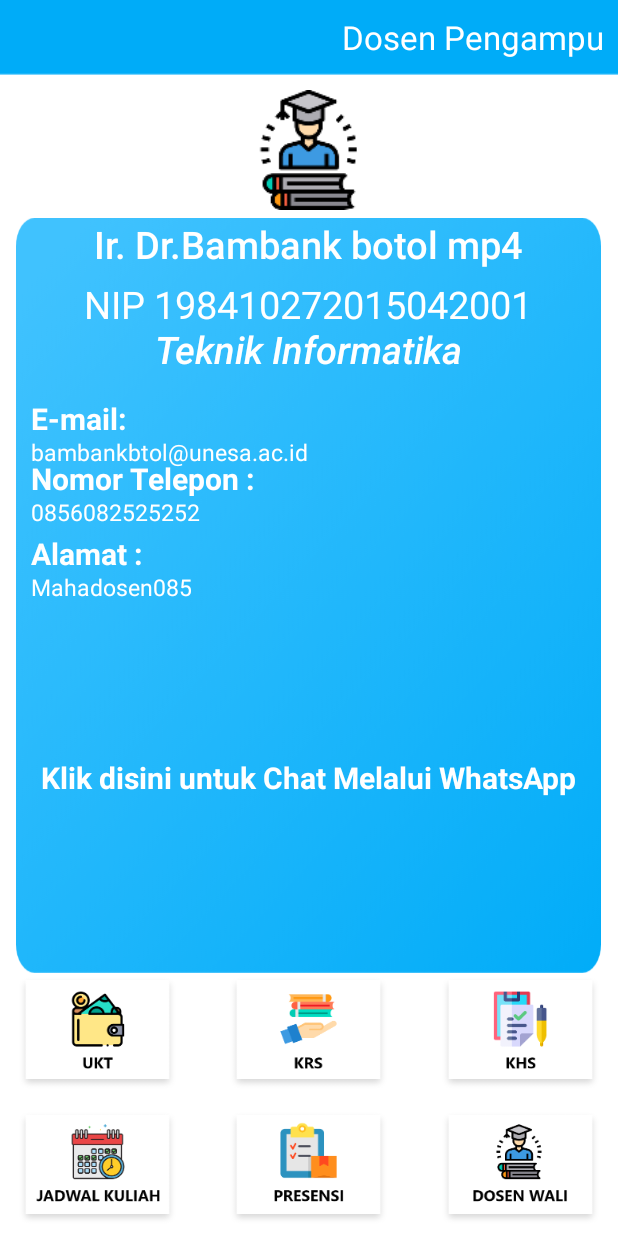
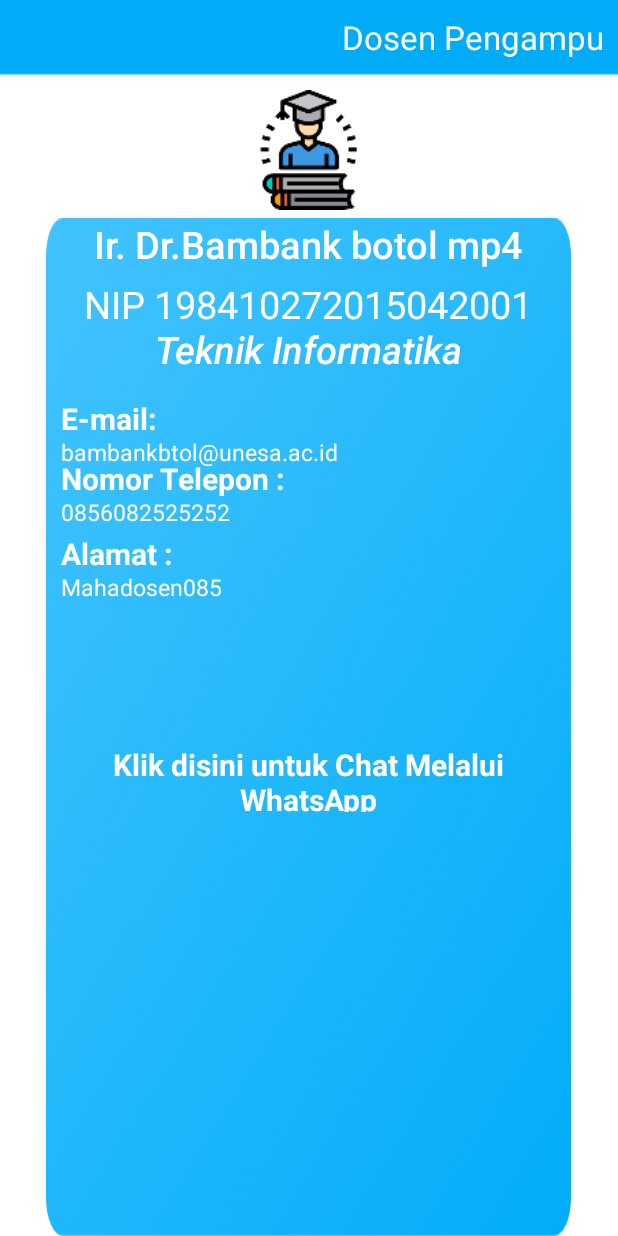
Before and after one commit to natanaelcr/informaticlinks, an Android app: the mahadosen screen opened directly, with no data from a screen before it, on a phone screen of 412 x 824 dp. Run offline under Robolectric (Android 15) with nearby library versions, the phone set to English and light mode, and no system bars.

Commit message:
UI SELESAI YA BUJANK

```diff
--- a/app/src/main/java/com/rpl/informaticlink/mahadosen.java
+++ b/app/src/main/java/com/rpl/informaticlink/mahadosen.java
@@ -12,60 +12,5 @@ public class mahadosen extends AppCompatActivity {
     protected void onCreate(Bundle savedInstanceState) {
         super.onCreate(savedInstanceState);
         setContentView(R.layout.activity_mahadosen);
-        ImageButton ukt = findViewById(R.id.ukt);
-        ImageButton krs = findViewById(R.id.krs);
-        ImageButton khs = findViewById(R.id.khs);
-        ImageButton jadwal = findViewById(R.id.jadwal);
-        ImageButton presensi = findViewById(R.id.presens);
-        ImageButton dosen = findViewById(R.id.dsen);
-
-        ukt.setOnClickListener(new View.OnClickListener() {
-@Override
-public void onClick(View v) {
-        Intent goToX = new Intent(mahadosen.this,activity_ukt.class);
-        startActivity(goToX);
-        mahadosen.this.onPause();
-        }
-        });
-        krs.setOnClickListener(new View.OnClickListener() {
-@Override
-public void onClick(View v) {
-        Intent goToX = new Intent(mahadosen.this,krsActivity.class);
-        startActivity(goToX);
-        mahadosen.this.onPause();
-        }
-        });
-        khs.setOnClickListener(new View.OnClickListener() {
-@Override
-public void onClick(View v) {
-        Intent goToX = new Intent(mahadosen.this,khsActivity.class);
-        startActivity(goToX);
-        mahadosen.this.onPause();
-        }
-        });
-        jadwal.setOnClickListener(new View.OnClickListener() {
-@Override
-public void onClick(View v) {
-        Intent goToX = new Intent(mahadosen.this,jadwalActivity.class);
-        startActivity(goToX);
-        mahadosen.this.onPause();
-        }
-        });
-        presensi.setOnClickListener(new View.OnClickListener() {
-@Override
-public void onClick(View v) {
-        Intent goToX = new Intent(mahadosen.this,presensiActivity.class);
-        startActivity(goToX);
-        mahadosen.this.onPause();
-        }
-        });
-        dosen.setOnClickListener(new View.OnClickListener() {
-@Override
-public void onClick(View v) {
-        Intent goToX = new Intent(mahadosen.this,mahadosen.class);
-        startActivity(goToX);
-        mahadosen.this.onPause();
-        }
-        });
     }
 }
--- a/app/src/main/res/layout/activity_mahadosen.xml
+++ b/app/src/main/res/layout/activity_mahadosen.xml
@@ -34,8 +34,8 @@
     <RelativeLayout
         android:layout_below="@+id/raidosen"
         android:layout_above="@+id/bwhbwhmenu"
-        android:layout_width="390dp"
-        android:layout_height="370dp"
+        android:layout_width="350dp"
+        android:layout_height="wrap_content"
         android:layout_centerInParent="true"
         android:layout_marginTop="5dp"
         android:layout_marginEnd="10dp"
@@ -136,86 +136,6 @@
             android:textSize="20sp"/>
     </RelativeLayout>
 
-    <RelativeLayout
-        android:id="@+id/bwhbwhmenu"
-        android:layout_above="@+id/bwh_menu"
-        android:paddingEnd="10dp"
-        android:paddingStart="10dp"
-        android:layout_marginBottom="10dp"
-        android:orientation="horizontal"
-        android:layout_width="wrap_content"
-        android:layout_height="80dp">
-
-        <ImageButton
-
-            android:id="@+id/ukt"
-            android:paddingEnd="10dp"
-            android:layout_alignParentLeft="true"
-            android:layout_width="110dp"
-            android:scaleType="fitXY"
-            android:adjustViewBounds="true"
-            android:layout_height="80dp"
-            android:background="@drawable/btn_ukt" />
-
-        <ImageButton
-            android:id="@+id/krs"
-            android:paddingEnd="10dp"
-            android:layout_centerHorizontal="true"
-            android:layout_width="110dp"
-            android:scaleType="fitXY"
-            android:layout_height="80dp"
-            android:background="@drawable/btn_krs" />
-
-        <ImageButton
-            android:id="@+id/khs"
-            android:layout_alignParentRight="true"
-            android:paddingEnd="10dp"
-            android:layout_width="110dp"
-            android:layout_height="80dp"
-            android:background="@drawable/btn_khs" />
-    </RelativeLayout>
-
-    <RelativeLayout
-        android:id="@+id/bwh_menu"
-        android:layout_alignParentBottom="true"
-        android:paddingEnd="10dp"
-        android:paddingStart="10dp"
-        android:layout_marginBottom="5dp"
-        android:layout_gravity="center_horizontal"
-        android:layout_width="wrap_content"
-        android:layout_height="80dp"
-        android:orientation="horizontal">
-
-        <ImageButton
-
-            android:id="@+id/jadwal"
-            android:paddingEnd="10dp"
-            android:layout_alignParentLeft="true"
-            android:layout_width="110dp"
-            android:scaleType="fitXY"
-            android:adjustViewBounds="true"
-            android:layout_height="80dp"
-            android:background="@drawable/btn_jadwal" />
-
-        <ImageButton
-            android:id="@+id/presens"
-            android:paddingEnd="10dp"
-            android:layout_centerInParent="true"
-            android:layout_width="110dp"
-            android:scaleType="fitXY"
-            android:adjustViewBounds="true"
-            android:layout_height="80dp"
-            android:background="@drawable/btn_presensi" />
-
-        <ImageButton
-            android:id="@+id/dsen"
-            android:layout_alignParentRight="true"
-            android:paddingEnd="10dp"
-            android:layout_width="110dp"
-            android:layout_height="80dp"
-            android:background="@drawable/btn_dosen" />
-    </RelativeLayout>
-
 
 
 </RelativeLayout>
--- a/app/src/main/res/values/colors.xml
+++ b/app/src/main/res/values/colors.xml
@@ -1,7 +1,7 @@
 <?xml version="1.0" encoding="utf-8"?>
 <resources>
-    <color name="colorPrimary">#008577</color>
-    <color name="colorPrimaryDark">#00574B</color>
+    <color name="colorPrimary">#00ACF8</color>
+    <color name="colorPrimaryDark">#00ACF8</color>
     <color name="colorAccent">#D81B60</color>
     <color name="TextAtas">#ffffff</color>
 </resources>
```
